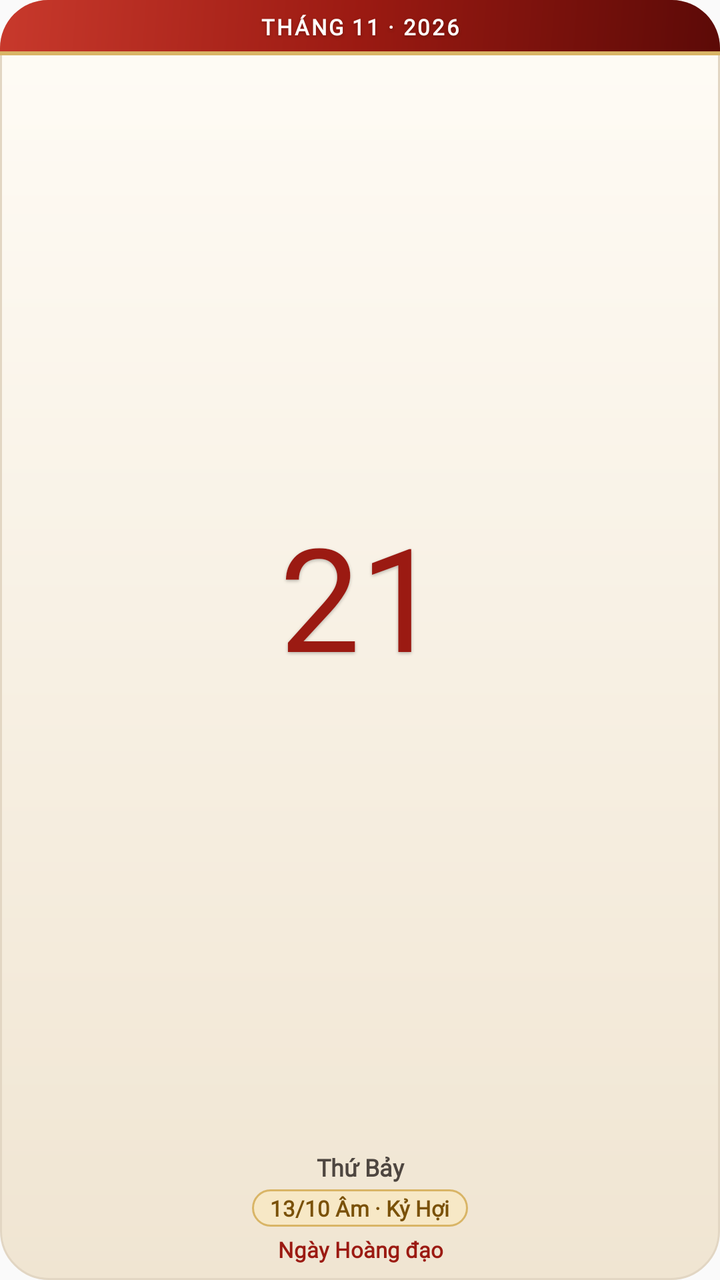
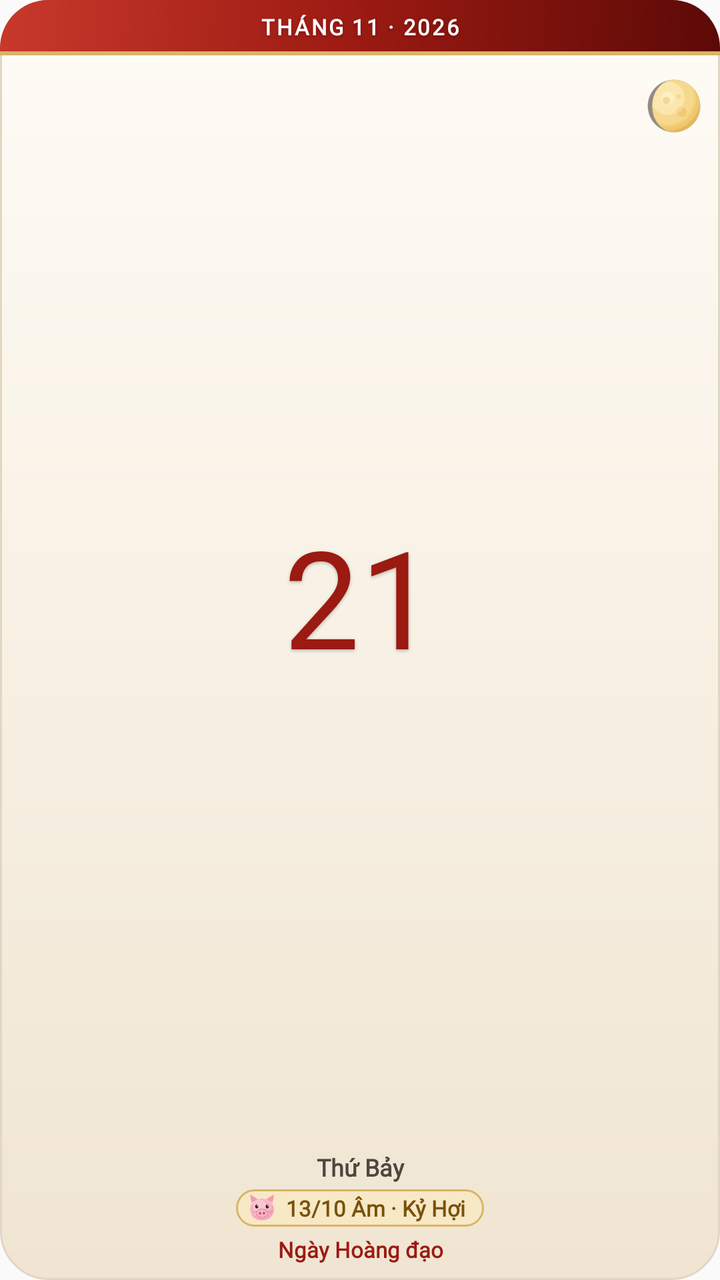

Two renders of the same Android screen: before a commit and after it. Below are the layout's source before the change and the commit's diff.
<!-- AndroidManifest.xml: application theme AppTheme -->
<!-- res/layout/widget_sheet.xml -->
<?xml version="1.0" encoding="utf-8"?>
<FrameLayout xmlns:android="http://schemas.android.com/apk/res/android" android:id="@+id/root" android:layout_width="match_parent" android:layout_height="match_parent" android:background="@drawable/widget_bg">
    <LinearLayout android:layout_width="match_parent" android:layout_height="match_parent" android:orientation="vertical" android:paddingBottom="8dp">
        <TextView android:id="@+id/band" android:layout_width="match_parent" android:layout_height="wrap_content" android:fontFamily="@font/be_vietnam_pro"
            android:background="@drawable/widget_band" android:gravity="center" android:paddingTop="6dp" android:paddingBottom="7dp"
            android:text="THÁNG 11 · 2026" android:textColor="@color/widget_on_accent" android:textSize="11sp" android:textStyle="bold" android:letterSpacing="0.08" android:shadowColor="#40000000" android:shadowDy="2" android:shadowRadius="4" />
        <TextView android:id="@+id/day" android:layout_width="match_parent" android:layout_height="0dp" android:layout_weight="1" android:fontFamily="@font/noto_serif_digits"
            android:gravity="center" android:text="21" android:textColor="@color/widget_accent" android:includeFontPadding="false" android:maxLines="1"
            android:textSize="50sp" android:autoSizeTextType="uniform" android:autoSizeMinTextSize="26sp" android:autoSizeMaxTextSize="72sp" android:shadowColor="#40000000" android:shadowDy="2" android:shadowRadius="4" />
        <TextView android:id="@+id/weekday" android:layout_width="match_parent" android:layout_height="wrap_content" android:gravity="center" android:fontFamily="@font/be_vietnam_pro"
            android:text="Thứ Bảy" android:textColor="@color/widget_muted" android:textSize="12sp" android:textStyle="bold" />
        <TextView android:id="@+id/lunar" android:layout_width="wrap_content" android:layout_height="wrap_content" android:layout_gravity="center_horizontal" android:fontFamily="@font/be_vietnam_pro"
            android:layout_marginTop="3dp" android:background="@drawable/widget_chip_gold" android:paddingLeft="9dp" android:paddingRight="9dp" android:paddingTop="2dp" android:paddingBottom="2dp"
            android:maxLines="1" android:ellipsize="end" android:text="13/10 Âm · Kỷ Hợi" android:textColor="@color/widget_gold_ink" android:textSize="11sp" android:textStyle="bold" />
        <TextView android:id="@+id/note" android:layout_width="match_parent" android:layout_height="wrap_content" android:gravity="center" android:fontFamily="@font/be_vietnam_pro"
            android:maxLines="1" android:ellipsize="end" android:paddingLeft="8dp" android:paddingRight="8dp" android:paddingTop="4dp"
            android:text="Ngày Hoàng đạo" android:textColor="@color/widget_accent" android:textSize="11sp" android:textStyle="bold" />
    </LinearLayout>
</FrameLayout>
<!-- resources referenced by this layout -->
<resources>
  <color name="widget_accent">#9B1A12</color>
  <color name="widget_gold_ink">#7A5108</color>
  <color name="widget_muted">#4E4640</color>
  <color name="widget_on_accent">#FFFFFF</color>
  <!-- drawable widget_band (drawable) -->
  <?xml version="1.0" encoding="utf-8"?>
  <layer-list xmlns:android="http://schemas.android.com/apk/res/android">
      <item><shape android:shape="rectangle">
          <corners android:topLeftRadius="24dp" android:topRightRadius="24dp" android:bottomLeftRadius="0dp" android:bottomRightRadius="0dp"/>
          <gradient android:angle="315" android:startColor="@color/widget_lacquer_hi" android:centerColor="@color/widget_lacquer" android:endColor="@color/widget_lacquer_deep"/></shape></item>
      <item android:gravity="bottom" android:height="2dp"><shape android:shape="rectangle"><solid android:color="#D9B566"/></shape></item>
  </layer-list>
  <!-- drawable widget_bg (drawable) -->
  <?xml version="1.0" encoding="utf-8"?>
  <layer-list xmlns:android="http://schemas.android.com/apk/res/android">
      <item><shape android:shape="rectangle"><corners android:radius="24dp"/>
          <gradient android:angle="270" android:startColor="@color/widget_paper" android:endColor="@color/widget_paper2"/>
          <stroke android:width="1dp" android:color="@color/widget_line"/></shape></item>
  </layer-list>
  <!-- drawable widget_chip_gold (drawable) -->
  <?xml version="1.0" encoding="utf-8"?>
  <shape xmlns:android="http://schemas.android.com/apk/res/android" android:shape="rectangle"><corners android:radius="999dp"/>
      <solid android:color="@color/widget_gold_soft"/><stroke android:width="1dp" android:color="@color/widget_gold_line"/></shape>
  <style name="AppTheme" parent="Theme.AppCompat.Light.DarkActionBar">
          
          <item name="colorPrimary">@color/colorPrimary</item>
          <item name="colorPrimaryDark">@color/colorPrimaryDark</item>
          <item name="colorAccent">@color/colorAccent</item>
      </style>
  <color name="widget_lacquer_hi">#C8392C</color>
  <color name="widget_lacquer">#9B1A12</color>
  <color name="widget_lacquer_deep">#5C0A07</color>
  <color name="widget_paper">#FFFCF6</color>
  <color name="widget_paper2">#F0E5D2</color>
  <color name="widget_line">#E2D6C3</color>
  <color name="widget_gold_soft">#F7E8C6</color>
  <color name="widget_gold_line">#D9B566</color>
</resources>

<!-- the commit's change to res/layout/widget_sheet.xml (unified diff, before → after) -->
@@ -6,14 +6,19 @@
             android:text="THÁNG 11 · 2026" android:textColor="@color/widget_on_accent" android:textSize="11sp" android:textStyle="bold" android:letterSpacing="0.08" android:shadowColor="#40000000" android:shadowDy="2" android:shadowRadius="4" />
         <TextView android:id="@+id/day" android:layout_width="match_parent" android:layout_height="0dp" android:layout_weight="1" android:fontFamily="@font/noto_serif_digits"
             android:gravity="center" android:text="21" android:textColor="@color/widget_accent" android:includeFontPadding="false" android:maxLines="1"
-            android:textSize="50sp" android:autoSizeTextType="uniform" android:autoSizeMinTextSize="26sp" android:autoSizeMaxTextSize="72sp" android:shadowColor="#40000000" android:shadowDy="2" android:shadowRadius="4" />
+            android:textSize="50sp" android:autoSizeTextType="uniform" android:autoSizeMinTextSize="26sp" android:autoSizeMaxTextSize="68sp" android:shadowColor="#40000000" android:shadowDy="2" android:shadowRadius="4" />
         <TextView android:id="@+id/weekday" android:layout_width="match_parent" android:layout_height="wrap_content" android:gravity="center" android:fontFamily="@font/be_vietnam_pro"
             android:text="Thứ Bảy" android:textColor="@color/widget_muted" android:textSize="12sp" android:textStyle="bold" />
-        <TextView android:id="@+id/lunar" android:layout_width="wrap_content" android:layout_height="wrap_content" android:layout_gravity="center_horizontal" android:fontFamily="@font/be_vietnam_pro"
-            android:layout_marginTop="3dp" android:background="@drawable/widget_chip_gold" android:paddingLeft="9dp" android:paddingRight="9dp" android:paddingTop="2dp" android:paddingBottom="2dp"
-            android:maxLines="1" android:ellipsize="end" android:text="13/10 Âm · Kỷ Hợi" android:textColor="@color/widget_gold_ink" android:textSize="11sp" android:textStyle="bold" />
+        <LinearLayout android:layout_width="wrap_content" android:layout_height="wrap_content" android:layout_gravity="center_horizontal" android:orientation="horizontal"
+            android:gravity="center_vertical" android:layout_marginTop="3dp" android:background="@drawable/widget_chip_gold" android:paddingLeft="4dp" android:paddingRight="9dp">
+            <ImageView android:id="@+id/giap" android:layout_width="18dp" android:layout_height="18dp" android:src="@drawable/widget_giap_11" android:contentDescription="Con giáp của ngày" />
+            <TextView android:id="@+id/lunar" android:layout_width="wrap_content" android:layout_height="wrap_content" android:fontFamily="@font/be_vietnam_pro" android:paddingLeft="3dp"
+                android:paddingTop="2dp" android:paddingBottom="2dp" android:maxLines="1" android:ellipsize="end" android:text="13/10 Âm · Kỷ Hợi" android:textColor="@color/widget_gold_ink" android:textSize="11sp" android:textStyle="bold" />
+        </LinearLayout>
         <TextView android:id="@+id/note" android:layout_width="match_parent" android:layout_height="wrap_content" android:gravity="center" android:fontFamily="@font/be_vietnam_pro"
             android:maxLines="1" android:ellipsize="end" android:paddingLeft="8dp" android:paddingRight="8dp" android:paddingTop="4dp"
             android:text="Ngày Hoàng đạo" android:textColor="@color/widget_accent" android:textSize="11sp" android:textStyle="bold" />
     </LinearLayout>
+    <ImageView android:id="@+id/moon" android:layout_width="30dp" android:layout_height="30dp" android:layout_gravity="top|end" android:layout_marginTop="38dp" android:layout_marginRight="8dp"
+        android:src="@drawable/widget_moon_13" android:contentDescription="Trăng hôm nay" />
 </FrameLayout>
<!-- resource entries referenced after the edit -->
@@ -23,6 +23,8 @@
   <?xml version="1.0" encoding="utf-8"?>
   <shape xmlns:android="http://schemas.android.com/apk/res/android" android:shape="rectangle"><corners android:radius="999dp"/>
       <solid android:color="@color/widget_gold_soft"/><stroke android:width="1dp" android:color="@color/widget_gold_line"/></shape>
+  <!-- drawable widget_giap_11: png bitmap (drawable-nodpi, 2364 bytes) -->
+  <!-- drawable widget_moon_13: png bitmap (drawable-nodpi, 1941 bytes) -->
   <style name="AppTheme" parent="Theme.AppCompat.Light.DarkActionBar">
           
           <item name="colorPrimary">@color/colorPrimary</item>
